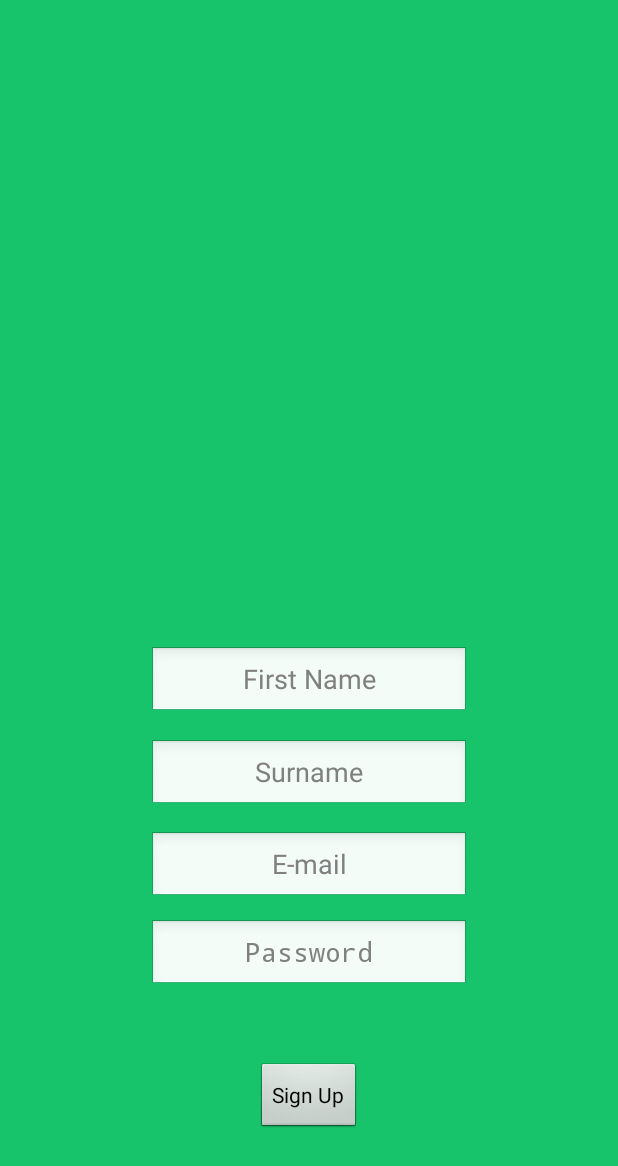
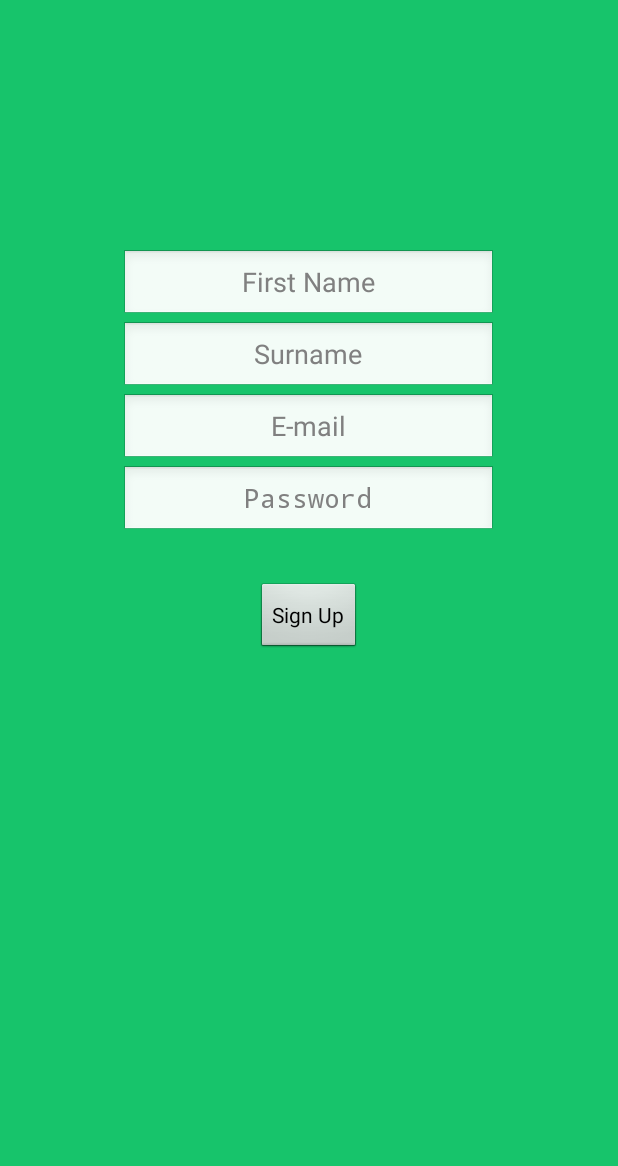
Before and after one commit to fbroderick94/BodyCompositionAssistance, an Android app: the RegisterActivity screen opened directly, with no data from a screen before it, on a phone screen of 412 x 824 dp. Shown: the top 1166 px of the screen. Run offline under Robolectric (Android 15) with nearby library versions, the phone set to English and light mode, and no system bars; our stand-ins replace Volley; network calls fail.

Commit message:
Fixing Bugs

```diff
--- a/app/src/main/AndroidManifest.xml
+++ b/app/src/main/AndroidManifest.xml
@@ -46,7 +46,11 @@
             android:theme="@android:style/Theme.Black.NoTitleBar.Fullscreen" />
         <activity
             android:name=".MealResultActivity"
-            android:label="@string/meal_result" />
+            android:label="@string/meal_result" >
+        <meta-data
+            android:name="android.support.PARENT_ACTIVITY"
+            android:value=".CreateMealActivity" />
+        </activity>
         <activity android:name=".HomeActivity" >
 
         </activity>
--- a/app/src/main/java/fyp/nuigalway/ie/bodycompostionassistance/HomeActivity.java
+++ b/app/src/main/java/fyp/nuigalway/ie/bodycompostionassistance/HomeActivity.java
@@ -52,6 +52,7 @@ public class HomeActivity extends AppCompatActivity {
             public void onClick(View view) {
                 Intent loginintent=new Intent(HomeActivity.this,LoginActivity.class);
                 loginintent.addFlags(Intent.FLAG_ACTIVITY_CLEAR_TOP);
+                loginintent.addFlags(Intent.FLAG_ACTIVITY_NEW_TASK);
                 startActivity(loginintent);
 
             }
--- a/app/src/main/java/fyp/nuigalway/ie/bodycompostionassistance/RegisterActivity.java
+++ b/app/src/main/java/fyp/nuigalway/ie/bodycompostionassistance/RegisterActivity.java
@@ -80,7 +80,7 @@ public class RegisterActivity extends Activity {
                 }
                 else if(!isValidPassword(password))
                 {
-                    etPassword.setError("Invalid password, Must be at least 5 characters");
+                    etPassword.setError("Invalid password, Must be at least 6 characters");
                 }
                 else
                 {
--- a/app/src/main/res/layout/activity_register.xml
+++ b/app/src/main/res/layout/activity_register.xml
@@ -1,5 +1,5 @@
 <?xml version="1.0" encoding="utf-8"?>
-<RelativeLayout xmlns:android="http://schemas.android.com/apk/res/android"
+<LinearLayout xmlns:android="http://schemas.android.com/apk/res/android"
     xmlns:tools="http://schemas.android.com/tools"
     android:id="@+id/activity_register"
     android:layout_width="match_parent"
@@ -9,68 +9,69 @@
     android:paddingRight="@dimen/activity_horizontal_margin"
     android:paddingTop="@dimen/activity_vertical_margin"
     android:background="#17c46b"
-    tools:context="fyp.nuigalway.ie.bodycompostionassistance.RegisterActivity">
+    tools:context="fyp.nuigalway.ie.bodycompostionassistance.RegisterActivity"
+    android:orientation="vertical">
+
 
 
     <EditText
-        android:layout_width="wrap_content"
+        android:layout_width="250dp"
+        android:layout_height="wrap_content"
+        android:inputType="textPersonName"
+
+        android:id="@+id/etFname"
+        android:hint="First Name"
+        android:textAlignment="center"
+        android:layout_marginTop="150dp"
+        android:layout_gravity="center"
+        android:layout_centerHorizontal="true" />
+
+    <EditText
+        android:layout_width="250dp"
+        android:layout_height="wrap_content"
+        android:inputType="textPersonName"
+        android:id="@+id/etSname"
+        android:hint="Surname"
+        android:textAlignment="center"
+        android:layout_below="@+id/etFname"
+        android:layout_gravity="center"
+         />
+    <EditText
+        android:layout_width="250dp"
         android:layout_height="wrap_content"
         android:inputType="textEmailAddress"
         android:ems="10"
         android:id="@+id/etEmail"
         android:hint="E-mail"
         android:textAlignment="center"
-        android:layout_alignParentBottom="true"
-        android:layout_alignLeft="@+id/etSname"
-        android:layout_alignStart="@+id/etSname"
-        android:layout_marginBottom="206dp" />
+        android:layout_below="@+id/etSname"
+        android:layout_gravity="center"/>
 
+
+
+
+    <EditText
+        android:layout_width="250dp"
+        android:layout_height="wrap_content"
+        android:inputType="textPassword"
+        android:layout_gravity="center"
+        android:id="@+id/etPassword"
+        android:hint="Password"
+        android:textAlignment="center"
+        android:layout_below="@+id/etEmail"
+         />
 
     <Button
         android:text="Sign Up"
         android:layout_width="wrap_content"
         android:layout_height="wrap_content"
         android:id="@+id/bRegister"
-        android:layout_alignParentBottom="true"
-        android:layout_centerHorizontal="true"
-        android:layout_marginBottom="52dp" />
+        android:layout_below="@+id/etPassword"
+        android:layout_gravity="center"
+        android:layout_marginTop="30dp"/>
 
-    <EditText
-        android:layout_width="wrap_content"
-        android:layout_height="wrap_content"
-        android:inputType="textPassword"
-        android:ems="10"
-        android:id="@+id/etPassword"
-        android:hint="Password"
-        android:textAlignment="center"
-        android:layout_above="@+id/bRegister"
-        android:layout_alignLeft="@+id/etEmail"
-        android:layout_alignStart="@+id/etEmail"
-        android:layout_marginBottom="47dp" />
 
-    <EditText
-        android:layout_width="wrap_content"
-        android:layout_height="wrap_content"
-        android:inputType="textPersonName"
-        android:ems="10"
-        android:id="@+id/etSname"
-        android:hint="Surname"
-        android:textAlignment="center"
-        android:layout_above="@+id/etEmail"
-        android:layout_alignLeft="@+id/etFname"
-        android:layout_alignStart="@+id/etFname"
-        android:layout_marginBottom="13dp" />
 
-    <EditText
-        android:layout_width="wrap_content"
-        android:layout_height="wrap_content"
-        android:inputType="textPersonName"
-        android:ems="10"
-        android:id="@+id/etFname"
-        android:hint="First Name"
-        android:textAlignment="center"
-        android:layout_marginBottom="14dp"
-        android:layout_above="@+id/etSname"
-        android:layout_centerHorizontal="true" />
 
-</RelativeLayout>
+
+</LinearLayout>
```
Also changed, not shown: app/src/main/java/fyp/nuigalway/ie/bodycompostionassistance/EditMacroActivity.java (+87 -20 lines), app/src/main/ic_applogo-web.png, app/src/main/res/mipmap-hdpi/ic_applogo.png, app/src/main/res/mipmap-mdpi/ic_applogo.png, app/src/main/res/mipmap-xhdpi/ic_applogo.png, app/src/main/res/mipmap-xxhdpi/ic_applogo.png, app/src/main/res/mipmap-xxxhdpi/ic_applogo.png, 2 other files.
